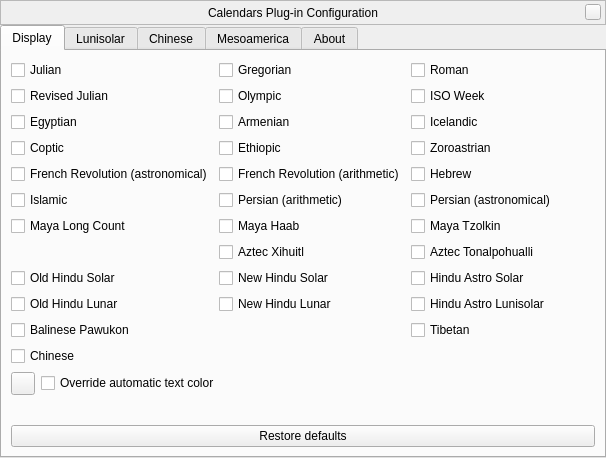
The window that plugins/Calendars/src/gui/calendarsDialog.ui (Stellarium/stellarium) describes before a commit, drawn with Qt 5.
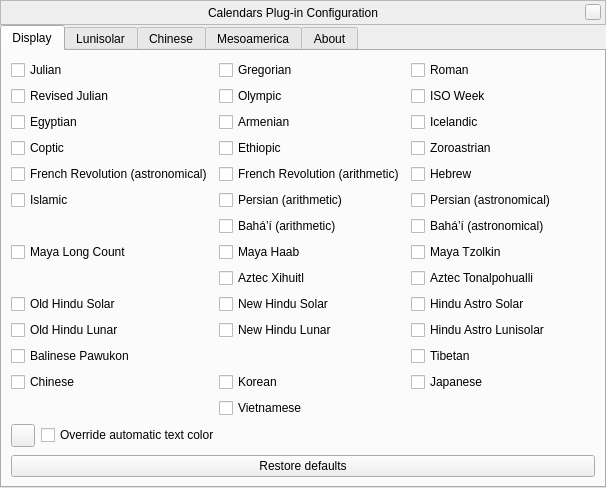
The same window after the commit. Icons and pictures are not drawn. Custom widgets are drawn as their Qt base class.

Commit message:
Calendars plugin: Bahai and Chinese (plus variants) (#2898)
More Calendars:
- Add Bahai calendars
- Add Chinese calendar and derivatives
-- Japanese
-- Korean
-- Vietnamese
- extended test script because Chin.Cal. cannot be unit-tested
- RomanCalendar: Print years AUC in Roman numerals
- Cleanup
-- Add linebreaks to excessively long calendar output lines
-- follow Qt's recommendations w.r.t. override and nullptr
-- remove unneeded header inclusion
* SUG: Add new calendars

What changed in the file:
```diff
--- a/plugins/Calendars/src/gui/calendarsDialog.ui
+++ b/plugins/Calendars/src/gui/calendarsDialog.ui
@@ -7,7 +7,7 @@
     <x>0</x>
     <y>0</y>
     <width>606</width>
-    <height>458</height>
+    <height>475</height>
    </rect>
   </property>
   <property name="windowTitle">
@@ -147,6 +147,27 @@
       <layout class="QVBoxLayout" name="verticalLayout_3">
        <item>
         <layout class="QGridLayout" name="gridLayout">
+         <item row="5" column="0">
+          <widget class="QCheckBox" name="islamicCheckBox">
+           <property name="text">
+            <string comment="calendar">Islamic</string>
+           </property>
+          </widget>
+         </item>
+         <item row="0" column="0">
+          <widget class="QCheckBox" name="julianCheckBox">
+           <property name="text">
+            <string comment="calendar">Julian</string>
+           </property>
+          </widget>
+         </item>
+         <item row="2" column="0">
+          <widget class="QCheckBox" name="egyptianCheckBox">
+           <property name="text">
+            <string comment="calendar">Egyptian</string>
+           </property>
+          </widget>
+         </item>
          <item row="3" column="1">
           <widget class="QCheckBox" name="ethiopicCheckBox">
            <property name="text">
@@ -154,27 +175,6 @@
            </property>
           </widget>
          </item>
-         <item row="10" column="0">
-          <widget class="QCheckBox" name="balineseCheckBox">
-           <property name="text">
-            <string comment="calendar">Balinese Pawukon</string>
-           </property>
-          </widget>
-         </item>
-         <item row="6" column="2">
-          <widget class="QCheckBox" name="mayaTzolkinCheckBox">
-           <property name="text">
-            <string comment="calendar">Maya Tzolkin</string>
-           </property>
-          </widget>
-         </item>
-         <item row="9" column="1">
-          <widget class="QCheckBox" name="newHinduLunarCheckBox">
-           <property name="text">
-            <string comment="calendar">New Hindu Lunar</string>
-           </property>
-          </widget>
-         </item>
          <item row="3" column="0">
           <widget class="QCheckBox" name="copticCheckBox">
            <property name="text">
@@ -182,13 +182,6 @@
            </property>
           </widget>
          </item>
-         <item row="7" column="2">
-          <widget class="QCheckBox" name="aztecTonalpohualliCheckBox">
-           <property name="text">
-            <string comment="calendar">Aztec Tonalpohualli</string>
-           </property>
-          </widget>
-         </item>
          <item row="2" column="1">
           <widget class="QCheckBox" name="armenianCheckBox">
            <property name="text">
@@ -196,24 +189,52 @@
            </property>
           </widget>
          </item>
-         <item row="7" column="1">
-          <widget class="QCheckBox" name="aztecXihuitlCheckBox">
-           <property name="text">
-            <string comment="calendar">Aztec Xihuitl</string>
-           </property>
-          </widget>
-         </item>
-         <item row="8" column="0">
+         <item row="9" column="0">
           <widget class="QCheckBox" name="oldHinduSolarCheckBox">
            <property name="text">
             <string comment="calendar">Old Hindu Solar</string>
            </property>
           </widget>
          </item>
-         <item row="6" column="1">
-          <widget class="QCheckBox" name="mayaHaabCheckBox">
+         <item row="12" column="2">
+          <widget class="QCheckBox" name="japaneseCheckBox">
            <property name="text">
-            <string comment="calendar">Maya Haab</string>
+            <string>Japanese</string>
+           </property>
+          </widget>
+         </item>
+         <item row="4" column="1">
+          <widget class="QCheckBox" name="frenchArithmeticCheckBox">
+           <property name="text">
+            <string comment="calendar">French Revolution (arithmetic)</string>
+           </property>
+          </widget>
+         </item>
+         <item row="9" column="1">
+          <widget class="QCheckBox" name="newHinduSolarCheckBox">
+           <property name="text">
+            <string comment="calendar">New Hindu Solar</string>
+           </property>
+          </widget>
+         </item>
+         <item row="4" column="2">
+          <widget class="QCheckBox" name="hebrewCheckBox">
+           <property name="text">
+            <string comment="calendar">Hebrew</string>
+           </property>
+          </widget>
+         </item>
+         <item row="7" column="2">
+          <widget class="QCheckBox" name="mayaTzolkinCheckBox">
+           <property name="text">
+            <string comment="calendar">Maya Tzolkin</string>
+           </property>
+          </widget>
+         </item>
+         <item row="5" column="2">
+          <widget class="QCheckBox" name="persianAstronomicalCheckBox">
+           <property name="text">
+            <string comment="calendar">Persian (astronomical)</string>
            </property>
           </widget>
          </item>
@@ -224,87 +245,10 @@
            </property>
           </widget>
          </item>
-         <item row="0" column="0">
-          <widget class="QCheckBox" name="julianCheckBox">
-           <property name="text">
-            <string comment="calendar">Julian</string>
-           </property>
-          </widget>
-         </item>
          <item row="11" column="0">
-          <widget class="QCheckBox" name="chineseCheckBox">
+          <widget class="QCheckBox" name="balineseCheckBox">
            <property name="text">
-            <string comment="calendar">Chinese</string>
-           </property>
-          </widget>
-         </item>
-         <item row="5" column="0">
-          <widget class="QCheckBox" name="islamicCheckBox">
-           <property name="text">
-            <string comment="calendar">Islamic</string>
-           </property>
-          </widget>
-         </item>
-         <item row="6" column="0">
-          <widget class="QCheckBox" name="mayaLCCheckBox">
-           <property name="text">
-            <string comment="calendar">Maya Long Count</string>
-           </property>
-          </widget>
-         </item>
-         <item row="2" column="0">
-          <widget class="QCheckBox" name="egyptianCheckBox">
-           <property name="text">
-            <string comment="calendar">Egyptian</string>
-           </property>
-          </widget>
-         </item>
-         <item row="0" column="1">
-          <widget class="QCheckBox" name="gregorianCheckBox">
-           <property name="text">
-            <string comment="calendar">Gregorian</string>
-           </property>
-          </widget>
-         </item>
-         <item row="3" column="2">
-          <widget class="QCheckBox" name="zoroastrianCheckBox">
-           <property name="text">
-            <string comment="calendar">Zoroastrian</string>
-           </property>
-          </widget>
-         </item>
-         <item row="2" column="2">
-          <widget class="QCheckBox" name="icelandicCheckBox">
-           <property name="text">
-            <string comment="calendar">Icelandic</string>
-           </property>
-          </widget>
-         </item>
-         <item row="1" column="2">
-          <widget class="QCheckBox" name="isoCheckBox">
-           <property name="text">
-            <string comment="calendar">ISO Week</string>
-           </property>
-          </widget>
-         </item>
-         <item row="0" column="2">
-          <widget class="QCheckBox" name="romanCheckBox">
-           <property name="text">
-            <string comment="calendar">Roman</string>
-           </property>
-          </widget>
-         </item>
-         <item row="1" column="0">
-          <widget class="QCheckBox" name="revisedJulianCheckBox">
-           <property name="text">
-            <string comment="calendar">Revised Julian</string>
-           </property>
-          </widget>
-         </item>
-         <item row="4" column="2">
-          <widget class="QCheckBox" name="hebrewCheckBox">
-           <property name="text">
-            <string comment="calendar">Hebrew</string>
+            <string comment="calendar">Balinese Pawukon</string>
            </property>
           </widget>
          </item>
@@ -315,17 +259,45 @@
            </property>
           </widget>
          </item>
-         <item row="5" column="2">
-          <widget class="QCheckBox" name="persianAstronomicalCheckBox">
+         <item row="9" column="2">
+          <widget class="QCheckBox" name="astroHinduSolarCheckBox">
            <property name="text">
-            <string comment="calendar">Persian (astronomical)</string>
+            <string comment="calendar">Hindu Astro Solar</string>
            </property>
           </widget>
          </item>
-         <item row="4" column="1">
-          <widget class="QCheckBox" name="frenchArithmeticCheckBox">
+         <item row="1" column="2">
+          <widget class="QCheckBox" name="isoCheckBox">
            <property name="text">
-            <string comment="calendar">French Revolution (arithmetic)</string>
+            <string comment="calendar">ISO Week</string>
+           </property>
+          </widget>
+         </item>
+         <item row="6" column="1">
+          <widget class="QCheckBox" name="bahaiArithmeticCheckBox">
+           <property name="text">
+            <string>Bahá’í (arithmetic)</string>
+           </property>
+          </widget>
+         </item>
+         <item row="3" column="2">
+          <widget class="QCheckBox" name="zoroastrianCheckBox">
+           <property name="text">
+            <string comment="calendar">Zoroastrian</string>
+           </property>
+          </widget>
+         </item>
+         <item row="8" column="2">
+          <widget class="QCheckBox" name="aztecTonalpohualliCheckBox">
+           <property name="text">
+            <string comment="calendar">Aztec Tonalpohualli</string>
+           </property>
+          </widget>
+         </item>
+         <item row="7" column="0">
+          <widget class="QCheckBox" name="mayaLCCheckBox">
+           <property name="text">
+            <string comment="calendar">Maya Long Count</string>
            </property>
           </widget>
          </item>
@@ -337,37 +309,100 @@
           </widget>
          </item>
          <item row="10" column="2">
-          <widget class="QCheckBox" name="tibetanCheckBox">
+          <widget class="QCheckBox" name="astroHinduLunarCheckBox">
            <property name="text">
-            <string comment="calendar">Tibetan</string>
+            <string comment="calendar">Hindu Astro Lunisolar</string>
            </property>
           </widget>
          </item>
-         <item row="9" column="0">
+         <item row="10" column="0">
           <widget class="QCheckBox" name="oldHinduLunarCheckBox">
            <property name="text">
             <string comment="calendar">Old Hindu Lunar</string>
            </property>
           </widget>
          </item>
+         <item row="11" column="2">
+          <widget class="QCheckBox" name="tibetanCheckBox">
+           <property name="text">
+            <string comment="calendar">Tibetan</string>
+           </property>
+          </widget>
+         </item>
+         <item row="0" column="2">
+          <widget class="QCheckBox" name="romanCheckBox">
+           <property name="text">
+            <string comment="calendar">Roman</string>
+           </property>
+          </widget>
+         </item>
+         <item row="1" column="0">
+          <widget class="QCheckBox" name="revisedJulianCheckBox">
+           <property name="text">
+            <string comment="calendar">Revised Julian</string>
+           </property>
+          </widget>
+         </item>
+         <item row="10" column="1">
+          <widget class="QCheckBox" name="newHinduLunarCheckBox">
+           <property name="text">
+            <string comment="calendar">New Hindu Lunar</string>
+           </property>
+          </widget>
+         </item>
+         <item row="0" column="1">
+          <widget class="QCheckBox" name="gregorianCheckBox">
+           <property name="text">
+            <string comment="calendar">Gregorian</string>
+           </property>
+          </widget>
+         </item>
+         <item row="12" column="0">
+          <widget class="QCheckBox" name="chineseCheckBox">
+           <property name="text">
+            <string comment="calendar">Chinese</string>
+           </property>
+          </widget>
+         </item>
+         <item row="6" column="2">
+          <widget class="QCheckBox" name="bahaiAstronomicalCheckBox">
+           <property name="text">
+            <string>Bahá’í (astronomical)</string>
+           </property>
+          </widget>
+         </item>
          <item row="8" column="1">
-          <widget class="QCheckBox" name="newHinduSolarCheckBox">
+          <widget class="QCheckBox" name="aztecXihuitlCheckBox">
            <property name="text">
-            <string comment="calendar">New Hindu Solar</string>
+            <string comment="calendar">Aztec Xihuitl</string>
            </property>
           </widget>
          </item>
-         <item row="8" column="2">
-          <widget class="QCheckBox" name="astroHinduSolarCheckBox">
+         <item row="2" column="2">
+          <widget class="QCheckBox" name="icelandicCheckBox">
            <property name="text">
-            <string comment="calendar">Hindu Astro Solar</string>
+            <string comment="calendar">Icelandic</string>
            </property>
           </widget>
          </item>
-         <item row="9" column="2">
-          <widget class="QCheckBox" name="astroHinduLunarCheckBox">
+         <item row="12" column="1">
+          <widget class="QCheckBox" name="koreanCheckBox">
            <property name="text">
-            <string comment="calendar">Hindu Astro Lunisolar</string>
+            <string>Korean</string>
+           </property>
+          </widget>
+         </item>
+         <item row="7" column="1">
+          <widget class="QCheckBox" name="mayaHaabCheckBox">
+           <property name="text">
+            <string comment="calendar">Maya Haab</string>
+           </property>
+          </widget>
+         </item>
+         <item row="13" column="1">
+          <widget class="QCheckBox" name="vietnameseCheckBox">
+           <property name="text">
+            <string>Vietnamese</string>
            </property>
           </widget>
          </item>
```
The commit also changes 59 other files.
